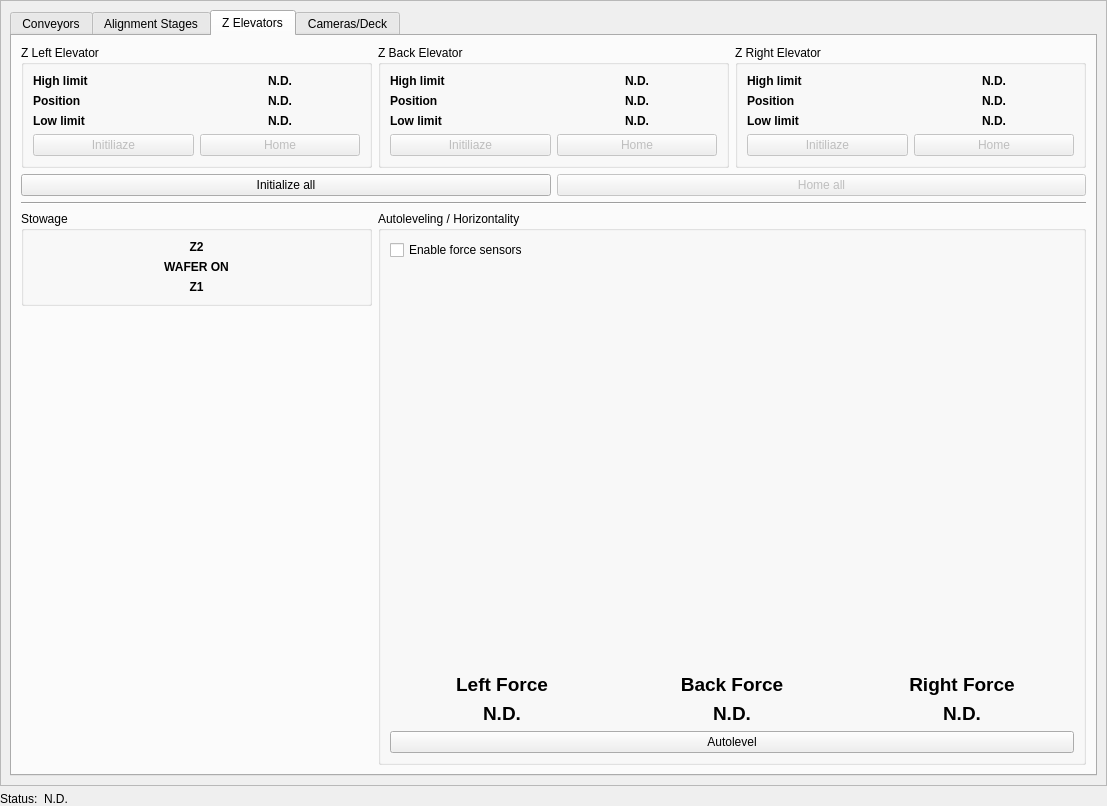
Before: the Qt Designer form apps/tester/gui/Views/ProcedureTestView.ui in lainez12/KS3, drawn with Qt 5.
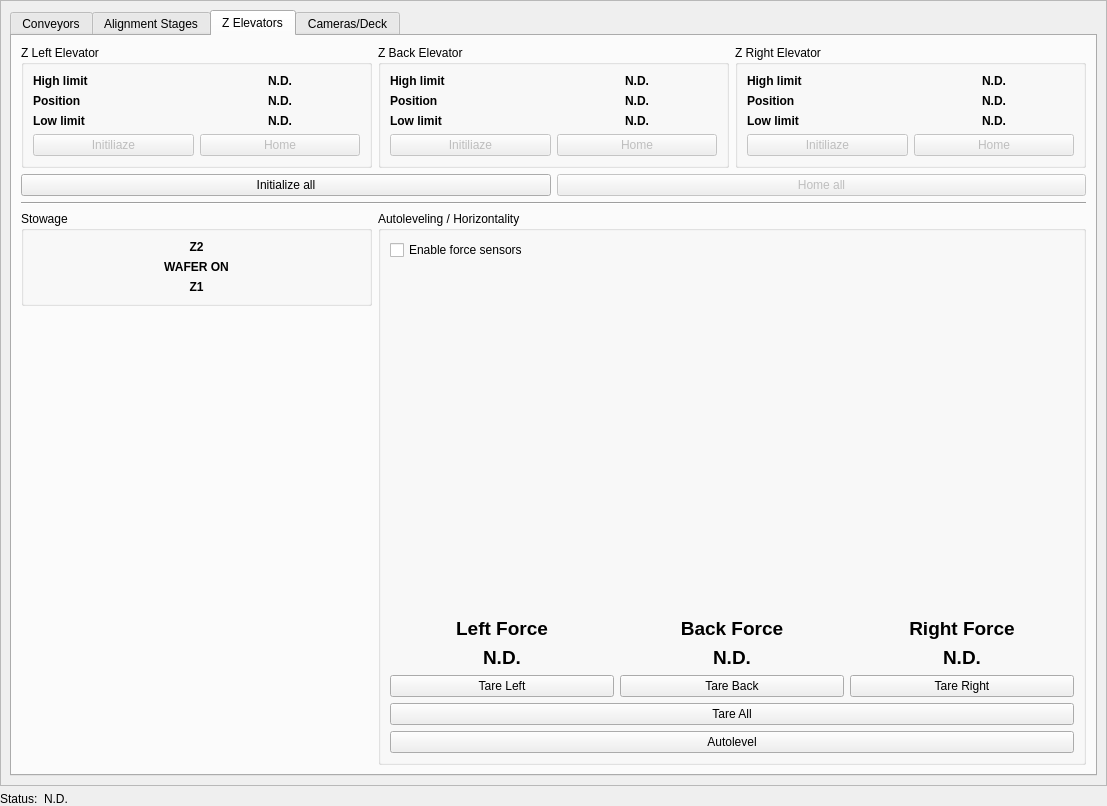
After: the same form once the commit is applied. The open tabs and pages were chosen to show the change. Custom widgets are drawn as their Qt base class.

Commit message: Feat: Implementation of a TestToken to make specific methods usable only with a TestToken.\Creation of buttons to run granular force sensor tare

What changed in the file:
```diff
--- a/apps/tester/gui/Views/ProcedureTestView.ui
+++ b/apps/tester/gui/Views/ProcedureTestView.ui
@@ -1002,26 +1002,9 @@
              <property name="title">
               <string>Autoleveling / Horizontality</string>
              </property>
-             <layout class="QGridLayout" name="gridLayout_12" rowstretch="0,1,0,0,0,0">
-              <item row="5" column="0" colspan="3">
-               <widget class="QPushButton" name="btnStartAutolevel">
-                <property name="text">
-                 <string>Autolevel</string>
-                </property>
-               </widget>
-              </item>
-              <item row="1" column="1">
-               <widget class="Kub3::Tools::Tester::RealTimeCurveWidget" name="pltBackForce" native="true">
-                <property name="minimumSize">
-                 <size>
-                  <width>0</width>
-                  <height>184</height>
-                 </size>
-                </property>
-               </widget>
-              </item>
-              <item row="3" column="2">
-               <widget class="QLabel" name="lblRightForce">
+             <layout class="QGridLayout" name="gridLayout_12" rowstretch="0,1,0,0,0,0,0">
+              <item row="2" column="1">
+               <widget class="QLabel" name="label_18">
                 <property name="font">
                  <font>
                   <pointsize>14</pointsize>
@@ -1032,42 +1015,13 @@
                  <enum>Qt::LayoutDirection::LeftToRight</enum>
                 </property>
                 <property name="text">
-                 <string>N.D.</string>
+                 <string>Back Force</string>
                 </property>
                 <property name="alignment">
                  <set>Qt::AlignmentFlag::AlignCenter</set>
                 </property>
                </widget>
               </item>
-              <item row="2" column="0">
-               <widget class="QLabel" name="label_5">
-                <property name="font">
-                 <font>
-                  <pointsize>14</pointsize>
-                  <bold>true</bold>
-                 </font>
-                </property>
-                <property name="layoutDirection">
-                 <enum>Qt::LayoutDirection::LeftToRight</enum>
-                </property>
-                <property name="text">
-                 <string>Left Force</string>
-                </property>
-                <property name="alignment">
-                 <set>Qt::AlignmentFlag::AlignCenter</set>
-                </property>
-               </widget>
-              </item>
-              <item row="1" column="0">
-               <widget class="Kub3::Tools::Tester::RealTimeCurveWidget" name="pltLeftForce" native="true">
-                <property name="minimumSize">
-                 <size>
-                  <width>0</width>
-                  <height>184</height>
-                 </size>
-                </property>
-               </widget>
-              </item>
               <item row="2" column="2">
                <widget class="QLabel" name="label_21">
                 <property name="font">
@@ -1087,41 +1041,27 @@
                 </property>
                </widget>
               </item>
-              <item row="3" column="0">
-               <widget class="QLabel" name="lblLeftForce">
-                <property name="font">
-                 <font>
-                  <pointsize>14</pointsize>
-                  <bold>true</bold>
-                 </font>
-                </property>
-                <property name="layoutDirection">
-                 <enum>Qt::LayoutDirection::LeftToRight</enum>
-                </property>
+              <item row="4" column="2">
+               <widget class="QPushButton" name="btnTareRight">
                 <property name="text">
-                 <string>N.D.</string>
+                 <string>Tare Right</string>
                 </property>
-                <property name="alignment">
-                 <set>Qt::AlignmentFlag::AlignCenter</set>
-                </property>
                </widget>
               </item>
-              <item row="2" column="1">
-               <widget class="QLabel" name="label_18">
-                <property name="font">
-                 <font>
-                  <pointsize>14</pointsize>
-                  <bold>true</bold>
-                 </font>
+              <item row="1" column="0">
+               <widget class="Kub3::Tools::Tester::RealTimeCurveWidget" name="pltLeftForce" native="true">
+                <property name="minimumSize">
+                 <size>
+                  <width>0</width>
+                  <height>184</height>
+                 </size>
                 </property>
-                <property name="layoutDirection">
-                 <enum>Qt::LayoutDirection::LeftToRight</enum>
-                </property>
+               </widget>
+              </item>
+              <item row="4" column="0">
+               <widget class="QPushButton" name="btnTareLeft">
                 <property name="text">
-                 <string>Back Force</string>
-                </property>
-                <property name="alignment">
-                 <set>Qt::AlignmentFlag::AlignCenter</set>
+                 <string>Tare Left</string>
                 </property>
                </widget>
               </item>
@@ -1144,6 +1084,44 @@
                 </property>
                </widget>
               </item>
+              <item row="3" column="2">
+               <widget class="QLabel" name="lblRightForce">
+                <property name="font">
+                 <font>
+                  <pointsize>14</pointsize>
+                  <bold>true</bold>
+                 </font>
+                </property>
+                <property name="layoutDirection">
+                 <enum>Qt::LayoutDirection::LeftToRight</enum>
+                </property>
+                <property name="text">
+                 <string>N.D.</string>
+                </property>
+                <property name="alignment">
+                 <set>Qt::AlignmentFlag::AlignCenter</set>
+                </property>
+               </widget>
+              </item>
+              <item row="3" column="0">
+               <widget class="QLabel" name="lblLeftForce">
+                <property name="font">
+                 <font>
+                  <pointsize>14</pointsize>
+                  <bold>true</bold>
+                 </font>
+                </property>
+                <property name="layoutDirection">
+                 <enum>Qt::LayoutDirection::LeftToRight</enum>
+                </property>
+                <property name="text">
+                 <string>N.D.</string>
+                </property>
+                <property name="alignment">
+                 <set>Qt::AlignmentFlag::AlignCenter</set>
+                </property>
+               </widget>
+              </item>
               <item row="1" column="2">
                <widget class="Kub3::Tools::Tester::RealTimeCurveWidget" name="pltRightForce" native="true">
                 <property name="minimumSize">
@@ -1161,6 +1139,56 @@
                 </property>
                </widget>
               </item>
+              <item row="1" column="1">
+               <widget class="Kub3::Tools::Tester::RealTimeCurveWidget" name="pltBackForce" native="true">
+                <property name="minimumSize">
+                 <size>
+                  <width>0</width>
+                  <height>184</height>
+                 </size>
+                </property>
+               </widget>
+              </item>
+              <item row="2" column="0">
+               <widget class="QLabel" name="label_5">
+                <property name="font">
+                 <font>
+                  <pointsize>14</pointsize>
+                  <bold>true</bold>
+                 </font>
+                </property>
+                <property name="layoutDirection">
+                 <enum>Qt::LayoutDirection::LeftToRight</enum>
+                </property>
+                <property name="text">
+                 <string>Left Force</string>
+                </property>
+                <property name="alignment">
+                 <set>Qt::AlignmentFlag::AlignCenter</set>
+                </property>
+               </widget>
+              </item>
+              <item row="6" column="0" colspan="3">
+               <widget class="QPushButton" name="btnStartAutolevel">
+                <property name="text">
+                 <string>Autolevel</string>
+                </property>
+               </widget>
+              </item>
+              <item row="4" column="1">
+               <widget class="QPushButton" name="btnTareBack">
+                <property name="text">
+                 <string>Tare Back</string>
+                </property>
+               </widget>
+              </item>
+              <item row="5" column="0" colspan="3">
+               <widget class="QPushButton" name="btnTareAll">
+                <property name="text">
+                 <string>Tare All</string>
+                </property>
+               </widget>
+              </item>
              </layout>
             </widget>
            </item>
```
Left out of the diff: 2 changed lines with no effect on the pictures. The commit also changes 15 other files.
